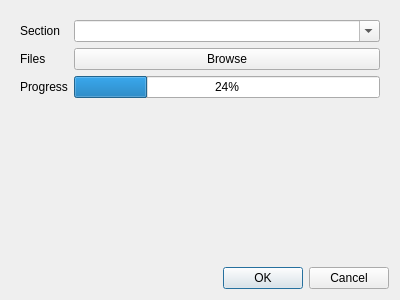
Qt form scripts/packages/gnocchi/gnocchi/assets/upload-dialog.ui (cvisionai/tator) before a commit.
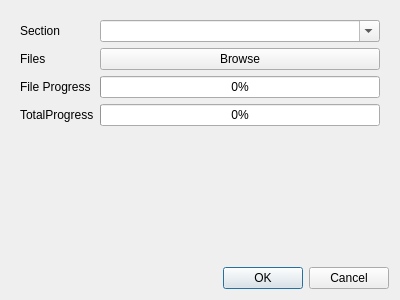
The same form after that commit.

The edit to the form file:
```diff
--- a/scripts/packages/gnocchi/gnocchi/assets/upload-dialog.ui
+++ b/scripts/packages/gnocchi/gnocchi/assets/upload-dialog.ui
@@ -51,14 +51,28 @@
       <item row="2" column="0">
        <widget class="QLabel" name="label_3">
         <property name="text">
-         <string>Progress</string>
+         <string>File Progress</string>
         </property>
        </widget>
       </item>
       <item row="2" column="1">
        <widget class="QProgressBar" name="uploadProgress">
         <property name="value">
-         <number>24</number>
+         <number>0</number>
+        </property>
+       </widget>
+      </item>
+      <item row="3" column="0">
+       <widget class="QLabel" name="label_4">
+        <property name="text">
+         <string>TotalProgress</string>
+        </property>
+       </widget>
+      </item>
+      <item row="3" column="1">
+       <widget class="QProgressBar" name="totalProgress">
+        <property name="value">
+         <number>0</number>
         </property>
        </widget>
       </item>
```
Left out of the diff: 2 changed lines with no effect on the pictures.
